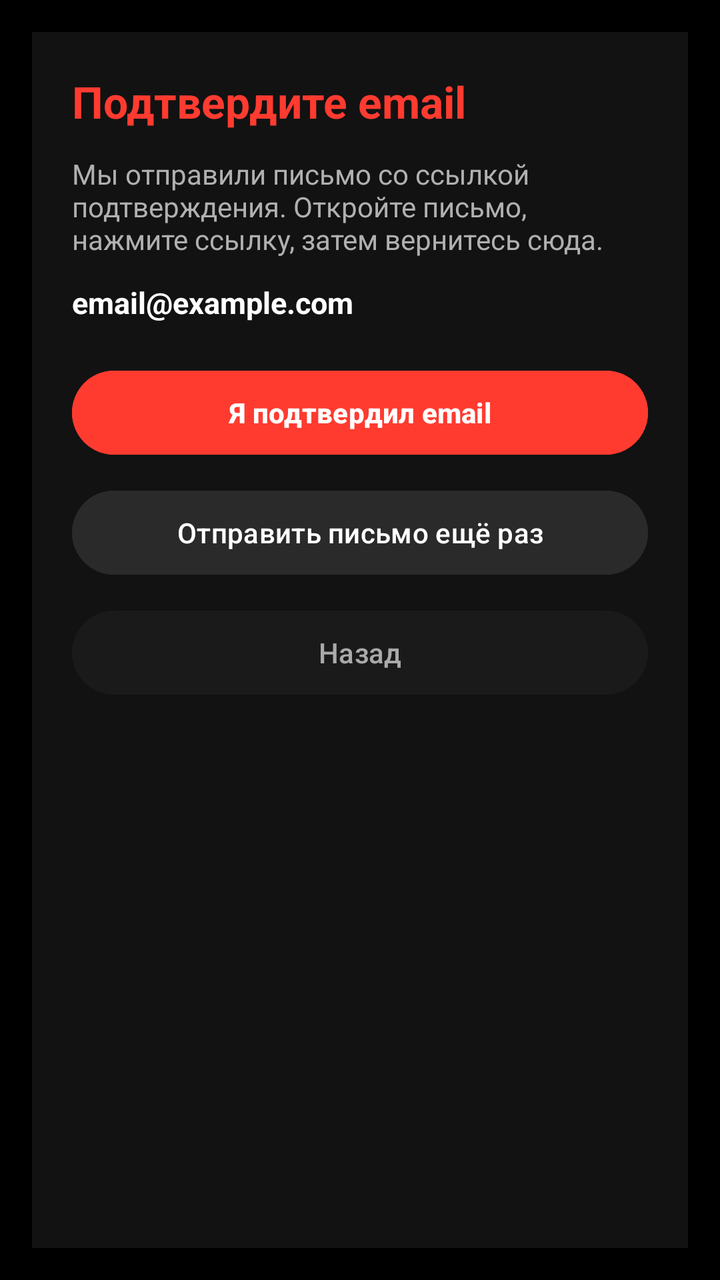
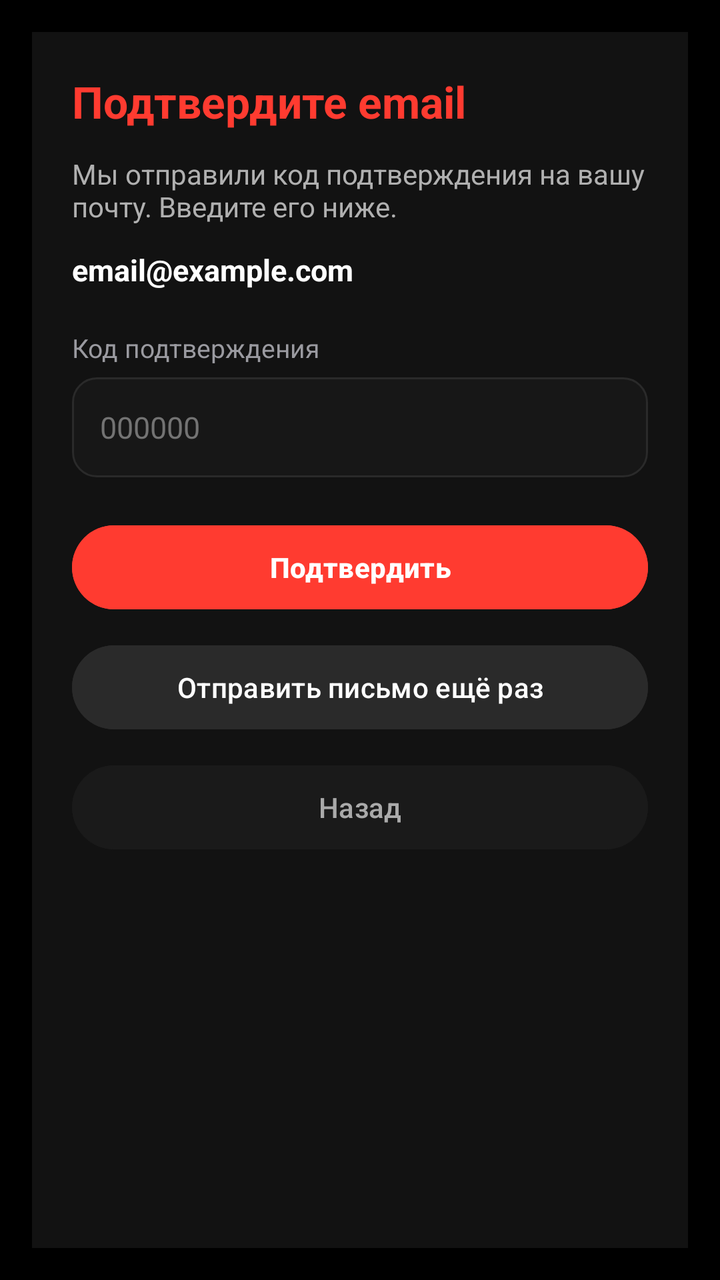

Two renders of the same Android screen: before a commit and after it. Below are the layout's source before the change and the commit's diff.
<!-- AndroidManifest.xml: application theme Theme.Marketgm -->
<!-- res/layout/activity_verify_email.xml -->
<?xml version="1.0" encoding="utf-8"?>
<androidx.constraintlayout.widget.ConstraintLayout xmlns:android="http://schemas.android.com/apk/res/android"
    xmlns:app="http://schemas.android.com/apk/res-auto"
    android:layout_width="match_parent"
    android:layout_height="match_parent"
    android:background="#000000"
    android:padding="16dp">

    <ScrollView
        android:layout_width="0dp"
        android:layout_height="0dp"
        android:clipToPadding="false"
        android:fillViewport="true"
        app:layout_constraintTop_toTopOf="parent"
        app:layout_constraintBottom_toBottomOf="parent"
        app:layout_constraintStart_toStartOf="parent"
        app:layout_constraintEnd_toEndOf="parent">

        <LinearLayout
            android:id="@+id/cardVerifyEmail"
            android:layout_width="match_parent"
            android:layout_height="wrap_content"
            android:layout_gravity="center"
            android:layout_marginStart="24dp"
            android:layout_marginEnd="24dp"
            android:layout_marginTop="16dp"
            android:layout_marginBottom="16dp"
            android:background="#121212"
            android:orientation="vertical"
            android:padding="20dp">

            <TextView
                android:id="@+id/textVerifyTitle"
                android:layout_width="match_parent"
                android:layout_height="wrap_content"
                android:text="Подтвердите email"
                android:textColor="#FF3B30"
                android:textSize="22sp"
                android:textStyle="bold" />

            <TextView
                android:id="@+id/textVerifyDescription"
                android:layout_width="match_parent"
                android:layout_height="wrap_content"
                android:layout_marginTop="12dp"
                android:text="Мы отправили письмо со ссылкой подтверждения. Откройте письмо, нажмите ссылку, затем вернитесь сюда."
                android:textColor="#B0B0B0"
                android:textSize="14sp" />

            <TextView
                android:id="@+id/textVerifyEmail"
                android:layout_width="match_parent"
                android:layout_height="wrap_content"
                android:layout_marginTop="12dp"
                android:text="email@example.com"
                android:textColor="#FFFFFF"
                android:textSize="15sp"
                android:textStyle="bold" />

            <Button
                android:id="@+id/buttonCheckEmailVerified"
                android:layout_width="match_parent"
                android:layout_height="50dp"
                android:layout_marginTop="20dp"
                android:backgroundTint="#FF3B30"
                android:text="Я подтвердил email"
                android:textAllCaps="false"
                android:textColor="#FFFFFF"
                android:textSize="14sp"
                android:textStyle="bold" />

            <Button
                android:id="@+id/buttonResendEmail"
                android:layout_width="match_parent"
                android:layout_height="50dp"
                android:layout_marginTop="10dp"
                android:backgroundTint="#2A2A2A"
                android:text="Отправить письмо ещё раз"
                android:textAllCaps="false"
                android:textColor="#FFFFFF"
                android:textSize="14sp" />

            <Button
                android:id="@+id/buttonBackToSignup"
                android:layout_width="match_parent"
                android:layout_height="50dp"
                android:layout_marginTop="10dp"
                android:layout_marginBottom="8dp"
                android:backgroundTint="#1A1A1A"
                android:text="Назад"
                android:textAllCaps="false"
                android:textColor="#AAAAAA"
                android:textSize="14sp" />

        </LinearLayout>

    </ScrollView>

</androidx.constraintlayout.widget.ConstraintLayout>
<!-- resources referenced by this layout -->
<resources>
  <style name="Theme.Marketgm" parent="Base.Theme.Marketgm" />
  <style name="Base.Theme.Marketgm" parent="Theme.Material3.DayNight.NoActionBar">
          
          
      </style>
</resources>

<!-- the commit's change to res/layout/activity_verify_email.xml (unified diff, before → after) -->
@@ -43,7 +43,7 @@
                 android:layout_width="match_parent"
                 android:layout_height="wrap_content"
                 android:layout_marginTop="12dp"
-                android:text="Мы отправили письмо со ссылкой подтверждения. Откройте письмо, нажмите ссылку, затем вернитесь сюда."
+                android:text="Мы отправили код подтверждения на вашу почту. Введите его ниже."
                 android:textColor="#B0B0B0"
                 android:textSize="14sp" />
 
@@ -57,13 +57,38 @@
                 android:textSize="15sp"
                 android:textStyle="bold" />
 
+            <TextView
+                android:id="@+id/textVerificationCodeLabel"
+                android:layout_width="match_parent"
+                android:layout_height="wrap_content"
+                android:layout_marginTop="20dp"
+                android:text="Код подтверждения"
+                android:textColor="#9A9AA0"
+                android:textSize="13sp" />
+
+            <EditText
+                android:id="@+id/editVerificationCode"
+                android:layout_width="match_parent"
+                android:layout_height="50dp"
+                android:layout_marginTop="6dp"
+                android:background="@drawable/bg_input_dark"
+                android:hint="000000"
+                android:inputType="number"
+                android:maxLength="6"
+                android:maxLines="1"
+                android:paddingStart="14dp"
+                android:paddingEnd="14dp"
+                android:textColor="#FFFFFF"
+                android:textColorHint="#737373"
+                android:textSize="15sp" />
+
             <Button
                 android:id="@+id/buttonCheckEmailVerified"
                 android:layout_width="match_parent"
                 android:layout_height="50dp"
                 android:layout_marginTop="20dp"
                 android:backgroundTint="#FF3B30"
-                android:text="Я подтвердил email"
+                android:text="Подтвердить"
                 android:textAllCaps="false"
                 android:textColor="#FFFFFF"
                 android:textSize="14sp"
<!-- resource entries referenced after the edit -->
@@ -1,5 +1,14 @@
 <!-- resources referenced by this layout -->
 <resources>
+  <!-- drawable bg_input_dark (drawable) -->
+  <?xml version="1.0" encoding="utf-8"?>
+  <shape xmlns:android="http://schemas.android.com/apk/res/android">
+      <solid android:color="#171717" />
+      <corners android:radius="12dp" />
+      <stroke
+          android:width="1dp"
+          android:color="#2A2A2A" />
+  </shape>
   <style name="Theme.Marketgm" parent="Base.Theme.Marketgm" />
   <style name="Base.Theme.Marketgm" parent="Theme.Material3.DayNight.NoActionBar">
           
